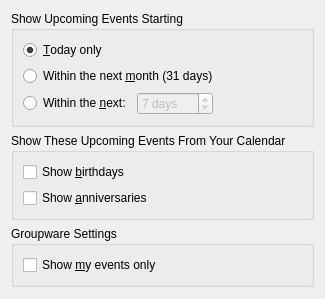
Old version of the form src/kontactplugin/korganizer/apptsummaryconfig_base.ui in the repository KDE/korganizer.
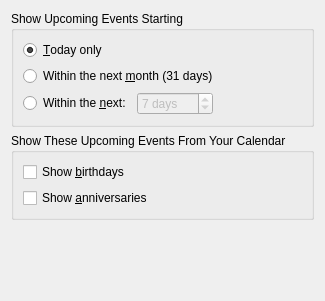
New version of the form.

Commit message:
Remove no longer supported summary view option for "Show Mine Only"
better idea: give the user a selection of calendars to choose from.
just like the "New Messages" alloows folder selections

What changed in the file:
```diff
--- a/src/kontactplugin/korganizer/apptsummaryconfig_base.ui
+++ b/src/kontactplugin/korganizer/apptsummaryconfig_base.ui
@@ -4,6 +4,14 @@
  <comment>Configuration page for the Korganizer Event Summary</comment>
  <class>ApptSummaryConfig_Base</class>
  <widget class="QWidget" name="ApptSummaryConfig_Base">
+  <property name="geometry">
+   <rect>
+    <x>0</x>
+    <y>0</y>
+    <width>291</width>
+    <height>301</height>
+   </rect>
+  </property>
   <property name="windowTitle">
    <string>Event Summary Configuration</string>
   </property>
@@ -151,28 +159,6 @@
      </layout>
     </widget>
    </item>
-   <item>
-    <widget class="QGroupBox" name="groupBox">
-     <property name="title">
-      <string>Groupware Settings</string>
-     </property>
-     <layout class="QVBoxLayout" name="verticalLayout_3">
-      <item>
-       <widget class="QCheckBox" name="mShowMineOnly">
-        <property name="toolTip">
-         <string>Show events belonging to my calendars only</string>
-        </property>
-        <property name="whatsThis">
-         <string>Check this box if you want the summary to show events belonging to your calendars only.</string>
-        </property>
-        <property name="text">
-         <string>Show &amp;my events only</string>
-        </property>
-       </widget>
-      </item>
-     </layout>
-    </widget>
-   </item>
    <item>
     <spacer name="verticalSpacer">
      <property name="orientation">
```
The commit also changes 12 other files.
